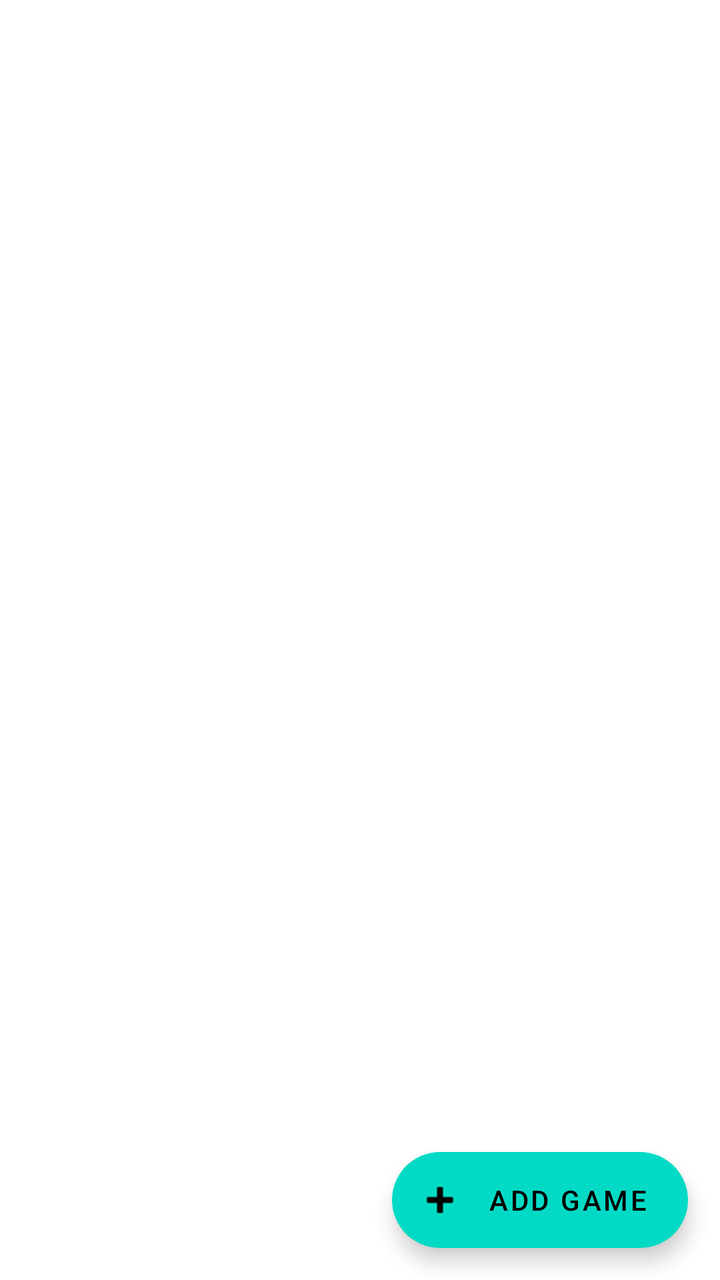
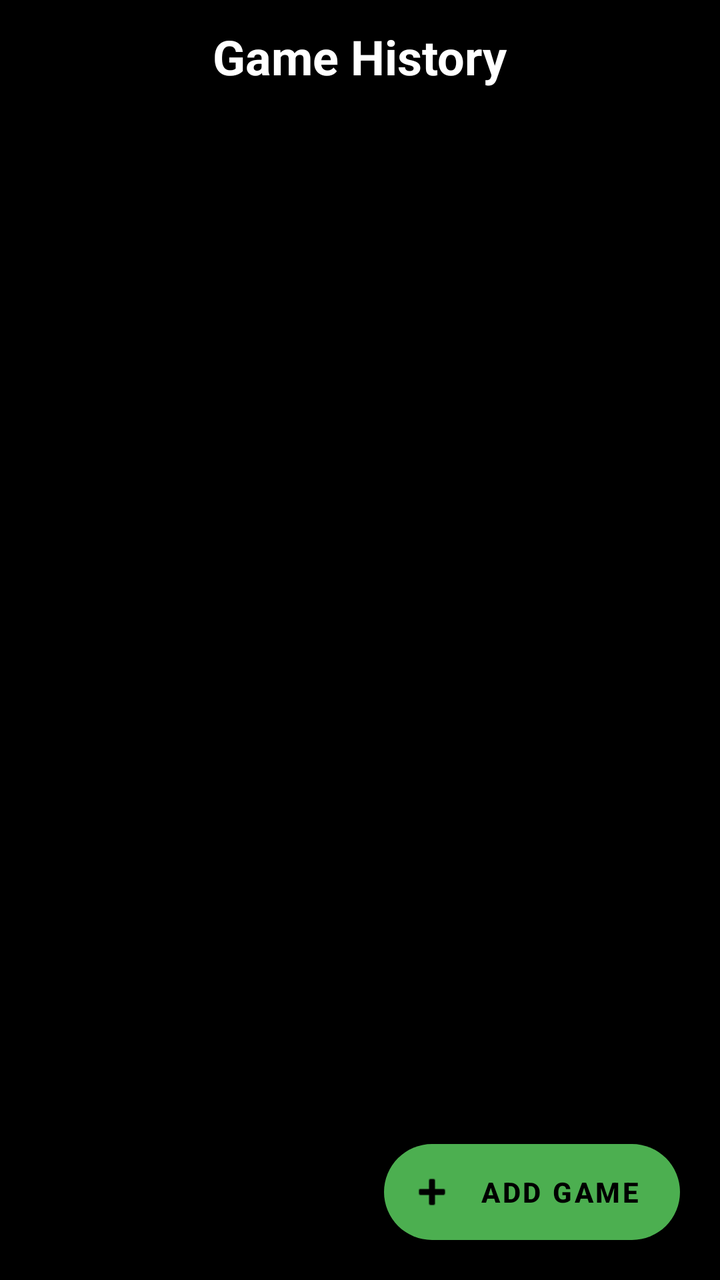

The first picture is an Android layout as it rendered before a commit; the second is the same layout after the commit. The layout source and the unified diff follow.
<!-- AndroidManifest.xml: application theme Theme.BlindfoldChess -->
<!-- res/layout/fragment_history.xml -->
<?xml version="1.0" encoding="utf-8"?>

<androidx.coordinatorlayout.widget.CoordinatorLayout
    xmlns:android="http://schemas.android.com/apk/res/android"
    xmlns:app="http://schemas.android.com/apk/res-auto"
    android:layout_width="match_parent"
    android:layout_height="match_parent">

    <LinearLayout
        android:layout_width="match_parent"
        android:layout_height="match_parent"
        android:orientation="vertical">

        <com.google.android.material.tabs.TabLayout
            android:id="@+id/tabLayout"
            android:layout_width="match_parent"
            android:layout_height="wrap_content"
            app:tabGravity="fill"
            app:tabIndicatorFullWidth="false"
            app:tabMode="fixed" />

        <androidx.viewpager2.widget.ViewPager2
            android:id="@+id/viewPager"
            android:layout_width="match_parent"
            android:layout_height="0dp"
            android:layout_weight="1" />
    </LinearLayout>

    <com.google.android.material.floatingactionbutton.ExtendedFloatingActionButton
        android:id="@+id/fabAddGame"
        android:layout_width="wrap_content"
        android:layout_height="wrap_content"
        android:layout_gravity="bottom|end"
        android:layout_margin="16dp"
        android:contentDescription="Add Manual Game"
        android:text="Add Game"
        app:icon="@android:drawable/ic_input_add" />

</androidx.coordinatorlayout.widget.CoordinatorLayout>
<!-- resources referenced by this layout -->
<resources>
  <style name="Theme.BlindfoldChess" parent="Theme.MaterialComponents.DayNight.NoActionBar">
          
          <item name="colorPrimary">@color/purple_500</item>
          <item name="colorPrimaryVariant">@color/purple_700</item>
          <item name="colorOnPrimary">@color/white</item>
          
          <item name="colorSecondary">@color/teal_200</item>
          <item name="colorSecondaryVariant">@color/teal_700</item>
          <item name="colorOnSecondary">@color/black</item>
          
          <item name="android:statusBarColor">?attr/colorPrimaryVariant</item>
          
      </style>
  <color name="purple_500">#FF6200EE</color>
  <color name="purple_700">#FF3700B3</color>
  <color name="white">#FFFFFFFF</color>
  <color name="teal_200">#FF03DAC5</color>
  <color name="teal_700">#FF018786</color>
  <color name="black">#FF000000</color>
</resources>

<!-- the commit's change to res/layout/fragment_history.xml (unified diff, before → after) -->
@@ -4,20 +4,41 @@
     xmlns:android="http://schemas.android.com/apk/res/android"
     xmlns:app="http://schemas.android.com/apk/res-auto"
     android:layout_width="match_parent"
-    android:layout_height="match_parent">
+    android:layout_height="match_parent"
+    android:background="@color/black">
 
     <LinearLayout
         android:layout_width="match_parent"
         android:layout_height="match_parent"
-        android:orientation="vertical">
+        android:orientation="vertical"
+        android:paddingTop="12dp">
 
+        
+        <TextView
+            android:layout_width="wrap_content"
+            android:layout_height="wrap_content"
+            android:layout_gravity="center_horizontal"
+            android:layout_marginBottom="16dp"
+            android:text="Game History"
+            android:textColor="@color/white"
+            android:textSize="24sp"
+            android:textStyle="bold" />
+
+        
         <com.google.android.material.tabs.TabLayout
             android:id="@+id/tabLayout"
             android:layout_width="match_parent"
-            android:layout_height="wrap_content"
+            android:layout_height="48dp"
+            android:layout_marginHorizontal="16dp"
+            android:layout_marginBottom="12dp"
+            android:background="@android:color/transparent"
+            app:tabBackground="@drawable/tab_background_selector"
             app:tabGravity="fill"
-            app:tabIndicatorFullWidth="false"
-            app:tabMode="fixed" />
+            app:tabIndicatorHeight="0dp"
+            app:tabMode="fixed"
+            app:tabRippleColor="@null"
+            app:tabSelectedTextColor="@color/black"
+            app:tabTextColor="@color/white" />
 
         <androidx.viewpager2.widget.ViewPager2
             android:id="@+id/viewPager"
@@ -26,14 +47,19 @@
             android:layout_weight="1" />
     </LinearLayout>
 
+    
     <com.google.android.material.floatingactionbutton.ExtendedFloatingActionButton
         android:id="@+id/fabAddGame"
         android:layout_width="wrap_content"
         android:layout_height="wrap_content"
         android:layout_gravity="bottom|end"
-        android:layout_margin="16dp"
+        android:layout_margin="20dp"
         android:contentDescription="Add Manual Game"
         android:text="Add Game"
-        app:icon="@android:drawable/ic_input_add" />
+        android:textColor="@color/black"
+        android:textStyle="bold"
+        app:backgroundTint="@color/green_primary"
+        app:icon="@android:drawable/ic_input_add"
+        app:iconTint="@color/black" />
 
 </androidx.coordinatorlayout.widget.CoordinatorLayout>
<!-- resource entries referenced after the edit -->
@@ -13,11 +13,34 @@
           <item name="android:statusBarColor">?attr/colorPrimaryVariant</item>
           
       </style>
+  <!-- drawable tab_selected_bg (drawable) -->
+  <?xml version="1.0" encoding="utf-8"?>
+  
+  <shape xmlns:android="http://schemas.android.com/apk/res/android">
+      <solid android:color="@color/green_primary" />
+      <corners android:radius="24dp" />
+  </shape>
+  <!-- drawable tab_unselected_bg (drawable) -->
+  <?xml version="1.0" encoding="utf-8"?>
+  
+  <shape xmlns:android="http://schemas.android.com/apk/res/android">
+      <solid android:color="@color/card_dark" />
+      <corners android:radius="24dp" />
+  </shape>
   <color name="purple_500">#FF6200EE</color>
   <color name="purple_700">#FF3700B3</color>
   <color name="white">#FFFFFFFF</color>
+  <!-- drawable tab_background_selector (drawable) -->
+  <?xml version="1.0" encoding="utf-8"?>
+  
+  <selector xmlns:android="http://schemas.android.com/apk/res/android">
+      <item android:drawable="@drawable/tab_selected_bg" android:state_selected="true" />
+      <item android:drawable="@drawable/tab_unselected_bg" />
+  </selector>
   <color name="teal_200">#FF03DAC5</color>
   <color name="teal_700">#FF018786</color>
+  <color name="card_dark">#121212</color>
   <color name="black">#FF000000</color>
+  <color name="green_primary">#4CAF50</color>
 </resources>
 
